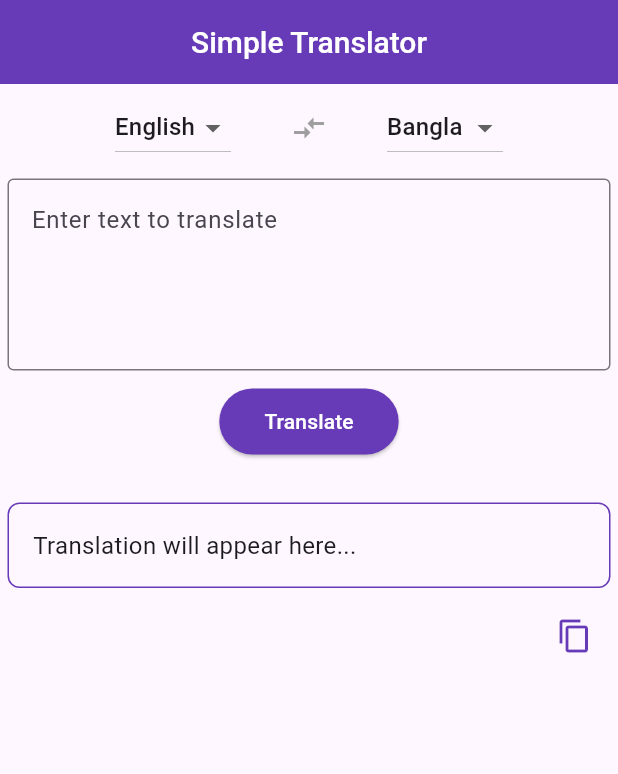
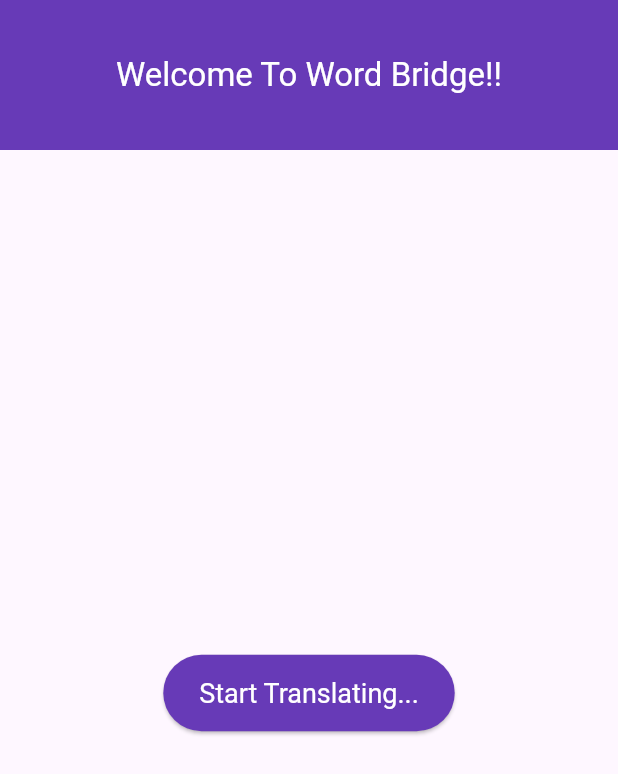
Before and after one commit to Antor2112/my_first_app, a Flutter app: the screen it shows after launch, on a phone screen of 412 x 824 dp. Shown: the top 774 px of the screen. Run offline on Flutter 3.47's test engine with Material 3 defaults, Android fonts, the phone set to English and light mode, and no system bars.

Commit message:
third commit

```diff
--- a/lib/main.dart
+++ b/lib/main.dart
@@ -10,11 +10,46 @@ class MyApp extends StatelessWidget {
   Widget build(BuildContext context) {
     return MaterialApp(
       debugShowCheckedModeBanner: false,
-      title: 'Simple Translator',
+      title: 'Word Bridge',
       theme: ThemeData(
         primarySwatch: Colors.deepPurple,
       ),
-      home: TranslatorHomePage(),
+      home: HomePage(),
     );
   }
 }
+
+class HomePage extends StatelessWidget {
+  @override
+  Widget build(BuildContext context) {
+    return Scaffold(
+      appBar: AppBar(
+        toolbarHeight: 100,
+        title: Text(
+          "Welcome To Word Bridge!!",
+          style: TextStyle(color: Colors.white),
+        ),
+        centerTitle: true,
+        backgroundColor: Colors.deepPurple,
+        iconTheme: IconThemeData(color: Colors.white),
+      ),
+      body: Center(
+        child: ElevatedButton(
+          onPressed: () {
+            Navigator.push(
+              context,
+              MaterialPageRoute(builder: (context) => TranslatorHomePage()),
+            );
+          },
+          child: Text("Start Translating..."),
+          style: ElevatedButton.styleFrom(
+            backgroundColor: Colors.deepPurple,
+            foregroundColor: Colors.white,
+            padding: EdgeInsets.symmetric(horizontal: 24, vertical: 15),
+            textStyle: TextStyle(fontSize: 18),
+          ),
+        ),
+      ),
+    );
+  }
+}
--- a/lib/translator_home_page.dart
+++ b/lib/translator_home_page.dart
@@ -17,7 +17,7 @@ class _TranslatorHomePageState extends State<TranslatorHomePage> {
     return Scaffold(
       appBar: AppBar(
         title: Text(
-          'Simple Translator',
+          'Word Bridge',
           style: TextStyle(
             color: Colors.white,
             fontSize: 20,
@@ -26,8 +26,8 @@ class _TranslatorHomePageState extends State<TranslatorHomePage> {
         ),
         centerTitle: true,
         backgroundColor: Colors.deepPurple,
+        iconTheme: IconThemeData(color: Colors.white), // <-- Back arrow in white
       ),
-
       body: SingleChildScrollView(
         child: Padding(
           padding: const EdgeInsets.all(5.0),
@@ -46,7 +46,8 @@ class _TranslatorHomePageState extends State<TranslatorHomePage> {
                       setState(() {
                         fromLanguage = value!;
                         if (fromLanguage == toLanguage) {
-                          toLanguage = fromLanguage == 'English' ? 'Bangla' : 'English';
+                          toLanguage =
+                          fromLanguage == 'English' ? 'Bangla' : 'English';
                         }
                       });
                     },
@@ -63,7 +64,8 @@ class _TranslatorHomePageState extends State<TranslatorHomePage> {
                       setState(() {
                         toLanguage = value!;
                         if (fromLanguage == toLanguage) {
-                          fromLanguage = toLanguage == 'English' ? 'Bangla' : 'English';
+                          fromLanguage =
+                          toLanguage == 'English' ? 'Bangla' : 'English';
                         }
                       });
                     },
@@ -91,7 +93,8 @@ class _TranslatorHomePageState extends State<TranslatorHomePage> {
                 onPressed: () {
                   if (inputText.trim().isEmpty) {
                     ScaffoldMessenger.of(context).showSnackBar(
-                      SnackBar(content: Text("Please enter some text to translate")),
+                      SnackBar(
+                          content: Text("Please enter some text to translate")),
                     );
                   } else {
                     setState(() {
@@ -134,7 +137,8 @@ class _TranslatorHomePageState extends State<TranslatorHomePage> {
                     icon: Icon(Icons.copy, color: Colors.deepPurple),
                     onPressed: () {
                       if (translatedText.trim().isNotEmpty) {
-                        Clipboard.setData(ClipboardData(text: translatedText));
+                        Clipboard.setData(
+                            ClipboardData(text: translatedText));
                         ScaffoldMessenger.of(context).showSnackBar(
                           SnackBar(content: Text("Translation copied!")),
                         );
```
